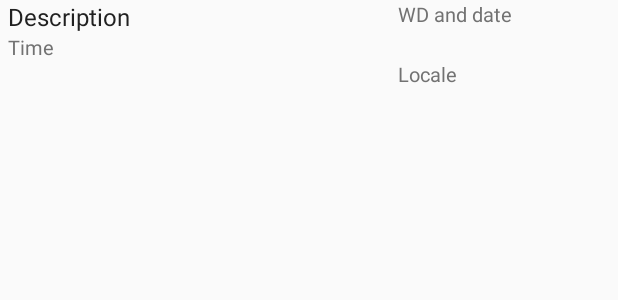
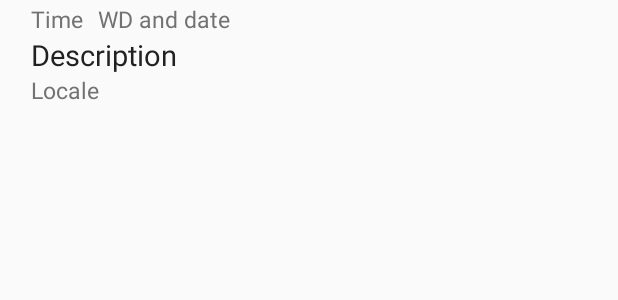
Before and after one commit to orbh/Anagenda, an Android app: the layout schedule_layout.xml on its own in the app's theme, with its tools: preview values and no code run, on a phone screen of 412 x 824 dp. Shown: the top 300 px of the screen. Run offline under Robolectric (Android 15) with nearby library versions, the phone set to English and light mode, and no system bars.

Commit message:
Updated layout for schedule + new method for setting color for imageview

```diff
--- a/app/src/main/res/layout/schedule_layout.xml
+++ b/app/src/main/res/layout/schedule_layout.xml
@@ -7,50 +7,62 @@
     android:id="@+id/row_layout"
     >
 
+    <ImageView
+        android:id="@+id/row_color_imageview"
+        android:layout_width="10dp"
+        android:layout_height="56dp"
+        android:layout_marginLeft="5dp"
+        android:layout_centerVertical="true" />
+
     <TextView
-        android:layout_width="250dp"
+        android:layout_width="wrap_content"
         android:layout_height="wrap_content"
-        android:maxLines="2"
+        android:layout_marginLeft="5dp"
+        android:layout_marginTop="2dp"
+        android:layout_toEndOf="@id/row_color_imageview"
+        android:maxLines="1"
+        android:text="Time"
+        android:textColor="@color/colorTextSecondary"
+        android:textSize="15sp"
+        android:id="@+id/time_textview" />
+
+    <TextView
+        android:layout_width="wrap_content"
+        android:layout_height="wrap_content"
+        android:maxLines="1"
+        android:layout_toEndOf="@+id/time_textview"
+        android:layout_marginLeft="10dp"
+        android:layout_marginTop="2dp"
+        android:id="@+id/wd_and_date_textview"
+        android:text="WD and date"
+        android:textSize="15sp"
+        android:textColor="@color/colorTextSecondary" />
+
+    <TextView
+        android:layout_width="wrap_content"
+        android:layout_height="wrap_content"
+        android:maxLines="1"
         android:id="@+id/description_textview"
+        android:layout_below="@id/time_textview"
+        android:layout_toEndOf="@id/row_color_imageview"
         android:text="Description"
-        android:textSize="16sp"
+        android:textSize="19sp"
         android:textColor="@color/colorTextPrimary"
         android:layout_marginLeft="5dp"
         />
 
     <TextView
-        android:layout_width="100dp"
-        android:layout_height="40dp"
-        android:layout_toEndOf="@+id/description_textview"
-        android:layout_marginLeft="10dp"
-        android:id="@+id/wd_and_date_textview"
-        android:text="WD and date"
-        android:textSize="13sp"
-        android:textColor="@color/colorTextSecondary"
-        />
-
-    <TextView
-        android:layout_width="250dp"
-        android:layout_height="30dp"
-        android:layout_below="@+id/description_textview"
+        android:layout_width="wrap_content"
+        android:layout_height="wrap_content"
+        android:layout_below="@id/description_textview"
+        android:layout_toEndOf="@+id/row_color_imageview"
         android:layout_marginLeft="5dp"
-        android:text="Time"
-        android:textColor="@color/colorTextSecondary"
-        android:textSize="13sp"
-        android:id="@+id/time_textview"
-        />
-
-    <TextView
-        android:layout_width="100dp"
-        android:layout_height="40dp"
-        android:layout_below="@id/wd_and_date_textview"
-        android:layout_toEndOf="@+id/time_textview"
-        android:layout_marginLeft="10dp"
         android:maxLines="1"
         android:text="Locale"
-        android:textSize="13sp"
+        android:textSize="15sp"
         android:textColor="@color/colorTextSecondary"
         android:id="@+id/locale_textview"
         />
 
+
 </RelativeLayout>
```
Also changed, not shown: app/src/main/java/myschedule/myschedule/CustomScheduleAdapter.java (+16 -1 lines), app/src/main/java/myschedule/myschedule/TESTKLASS.java (+0 -31 lines).
